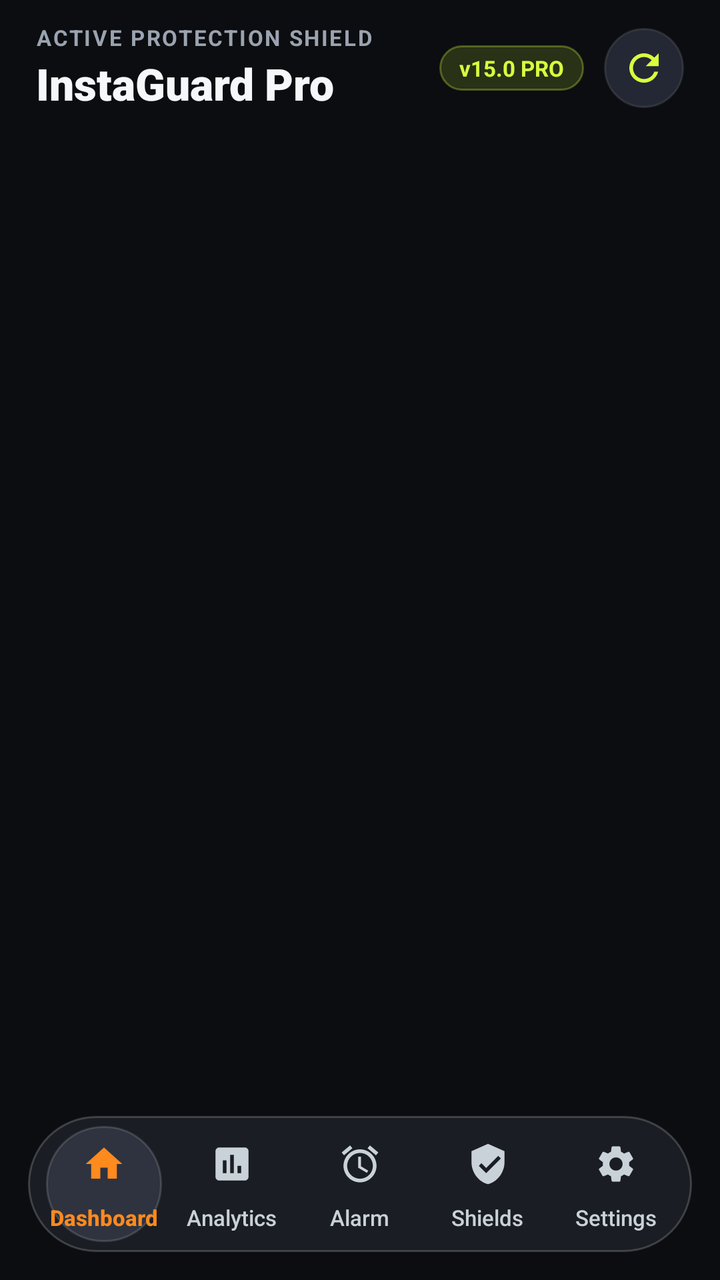
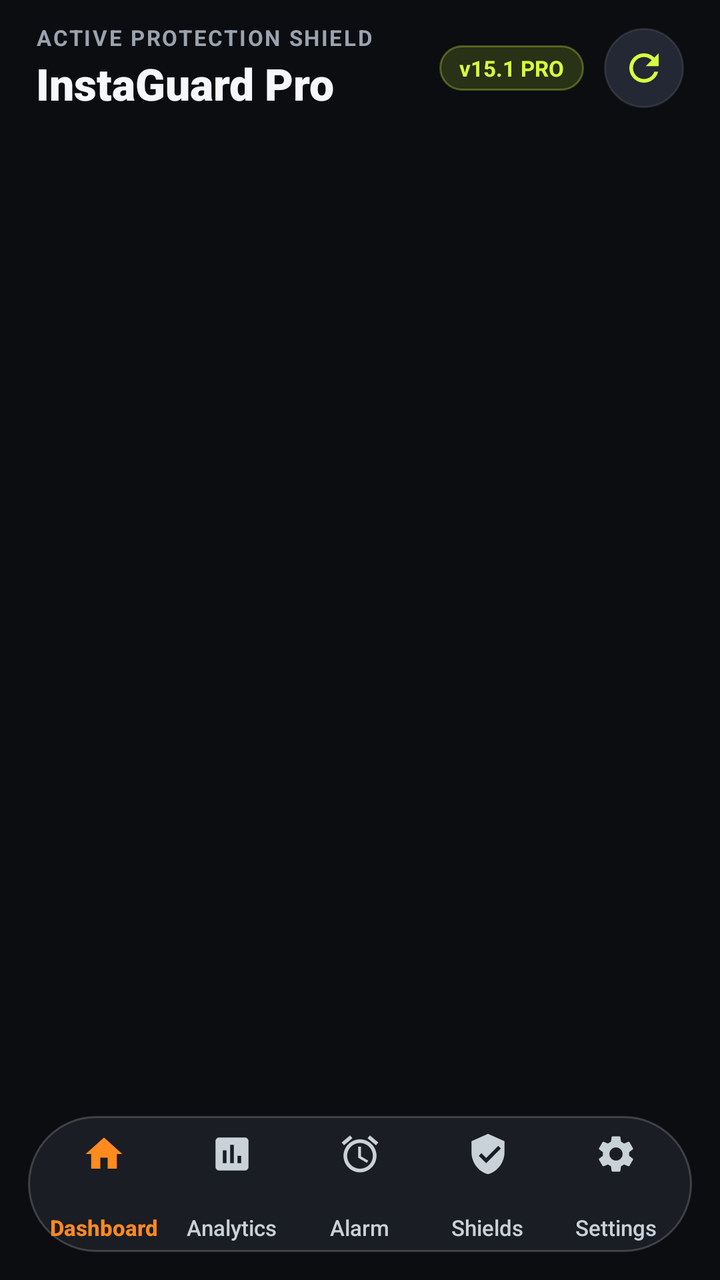

The first picture is an Android layout as it rendered before a commit; the second is the same layout after the commit. The layout source and the unified diff follow.
<!-- AndroidManifest.xml: application theme Theme.InstaGuard -->
<!-- res/layout/activity_main.xml -->
<?xml version="1.0" encoding="utf-8"?>
<androidx.coordinatorlayout.widget.CoordinatorLayout
    xmlns:android="http://schemas.android.com/apk/res/android"
    xmlns:app="http://schemas.android.com/apk/res-auto"
    android:layout_width="match_parent"
    android:layout_height="match_parent"
    android:background="@color/ig_bg_canvas">

    
    <com.google.android.material.appbar.AppBarLayout
        android:id="@+id/appBarLayout"
        android:layout_width="match_parent"
        android:layout_height="wrap_content"
        android:background="@color/ig_bg_canvas"
        app:elevation="0dp">

        <androidx.appcompat.widget.Toolbar
            android:id="@+id/toolbarMain"
            android:layout_width="match_parent"
            android:layout_height="68dp"
            app:contentInsetStart="18dp"
            app:contentInsetEnd="18dp"
            app:contentInsetStartWithNavigation="0dp"
            app:title=""
            app:titleTextColor="@color/ig_text_primary">

            
            <LinearLayout
                android:layout_width="wrap_content"
                android:layout_height="wrap_content"
                android:layout_gravity="start|center_vertical"
                android:orientation="vertical">

                <TextView
                    android:id="@+id/tvToolbarSubtitle"
                    android:layout_width="wrap_content"
                    android:layout_height="wrap_content"
                    android:text="ACTIVE PROTECTION SHIELD"
                    android:textColor="@color/ig_text_secondary"
                    android:textSize="11sp"
                    android:textStyle="bold"
                    android:letterSpacing="0.08" />

                <TextView
                    android:id="@+id/tvToolbarTitle"
                    android:layout_width="wrap_content"
                    android:layout_height="wrap_content"
                    android:layout_marginTop="1dp"
                    android:fontFamily="sans-serif-black"
                    android:text="InstaGuard Pro"
                    android:textColor="@color/ig_text_primary"
                    android:textSize="22sp"
                    android:textStyle="bold" />
            </LinearLayout>

            
            <LinearLayout
                android:layout_width="wrap_content"
                android:layout_height="wrap_content"
                android:layout_gravity="end|center_vertical"
                android:layout_marginEnd="18dp"
                android:gravity="center_vertical"
                android:orientation="horizontal">

                <TextView
                    android:id="@+id/tvToolbarBadge"
                    android:layout_width="wrap_content"
                    android:layout_height="wrap_content"
                    android:layout_marginEnd="10dp"
                    android:background="@drawable/bg_pill_version"
                    android:paddingHorizontal="10dp"
                    android:paddingVertical="4dp"
                    android:text="v15.0 PRO"
                    android:textColor="@color/ig_accent_primary"
                    android:textSize="11sp"
                    android:textStyle="bold" />

                <ImageButton
                    android:id="@+id/btnRefresh"
                    android:layout_width="40dp"
                    android:layout_height="40dp"
                    android:background="@drawable/bg_icon_circle_surface"
                    android:contentDescription="@string/btn_refresh"
                    android:padding="9dp"
                    android:scaleType="centerInside"
                    android:src="@drawable/ic_refresh"
                    app:tint="@color/ig_accent_primary" />
            </LinearLayout>

        </androidx.appcompat.widget.Toolbar>
    </com.google.android.material.appbar.AppBarLayout>

    
    <FrameLayout
        android:id="@+id/fragmentContainer"
        android:layout_width="match_parent"
        android:layout_height="match_parent"
        app:layout_behavior="@string/appbar_scrolling_view_behavior" />

    
    <FrameLayout
        android:id="@+id/floatingNavDockContainer"
        android:layout_width="match_parent"
        android:layout_height="@dimen/ig_dock_height"
        android:layout_gravity="bottom"
        android:layout_marginHorizontal="14dp"
        android:layout_marginBottom="14dp"
        android:background="@drawable/bg_floating_nav_dock"
        android:clipChildren="false"
        android:clipToPadding="false"
        android:elevation="20dp"
        android:paddingHorizontal="6dp">

        <com.google.android.material.bottomnavigation.BottomNavigationView
            android:id="@+id/bottomNavigationView"
            android:layout_width="match_parent"
            android:layout_height="match_parent"
            android:background="@android:color/transparent"
            app:elevation="0dp"
            app:itemActiveIndicatorStyle="@null"
            app:itemBackground="@drawable/nav_item_pill_selector"
            app:itemIconSize="22dp"
            app:itemIconTint="@color/bottom_nav_color_selector"
            app:itemPaddingBottom="8dp"
            app:itemPaddingTop="8dp"
            app:itemRippleColor="@android:color/transparent"
            app:itemTextAppearanceActive="@style/BottomNavLabelActive"
            app:itemTextAppearanceInactive="@style/BottomNavLabel"
            app:itemTextColor="@color/bottom_nav_color_selector"
            app:labelVisibilityMode="labeled"
            app:menu="@menu/bottom_nav_menu" />
    </FrameLayout>

</androidx.coordinatorlayout.widget.CoordinatorLayout>
<!-- resources referenced by this layout -->
<resources>
  <color name="ig_accent_primary">#D8FF3E</color>
  <color name="ig_bg_canvas">#0B0D10</color>
  <color name="ig_text_primary">#F5F7FA</color>
  <color name="ig_text_secondary">#9BA3B0</color>
  <dimen name="ig_dock_height">68dp</dimen>
  <!-- drawable bg_floating_nav_dock (drawable) -->
  <?xml version="1.0" encoding="utf-8"?>
  <shape xmlns:android="http://schemas.android.com/apk/res/android"
      android:shape="rectangle">
      <solid android:color="#E81C1F26" />
      <corners android:radius="36dp" />
      <stroke
          android:width="1dp"
          android:color="#30FFFFFF" />
  </shape>
  <!-- drawable bg_icon_circle_surface (drawable) -->
  <?xml version="1.0" encoding="utf-8"?>
  <shape xmlns:android="http://schemas.android.com/apk/res/android"
      android:shape="oval">
      <solid android:color="#232834" />
      <stroke
          android:width="1dp"
          android:color="#1AFFFFFF" />
  </shape>
  <!-- drawable bg_pill_version (drawable) -->
  <?xml version="1.0" encoding="utf-8"?>
  <shape xmlns:android="http://schemas.android.com/apk/res/android"
      android:shape="rectangle">
      <solid android:color="#26D8FF3E" />
      <corners android:radius="50dp" />
      <stroke
          android:width="1dp"
          android:color="#4DD8FF3E" />
  </shape>
  <!-- drawable ic_refresh (drawable) -->
  <vector xmlns:android="http://schemas.android.com/apk/res/android"
      android:width="24dp"
      android:height="24dp"
      android:viewportWidth="24"
      android:viewportHeight="24">
      <path
          android:fillColor="#FFFFFFFF"
          android:pathData="M17.65,6.35C16.2,4.9 14.21,4 12,4c-4.42,0 -7.99,3.58 -7.99,8s3.57,8 7.99,8c3.73,0 6.84,-2.55 7.73,-6h-2.08c-0.82,2.33 -3.04,4 -5.65,4 -3.31,0 -6,-2.69 -6,-6s2.69,-6 6,-6c1.66,0 3.14,0.69 4.22,1.78L13,11h7V4l-2.35,2.35z" />
  </vector>
  <!-- drawable nav_item_pill_selector (drawable) -->
  <?xml version="1.0" encoding="utf-8"?>
  <selector xmlns:android="http://schemas.android.com/apk/res/android">
      <item android:state_checked="true">
          <inset
              android:drawable="@drawable/bg_floating_nav_item_active"
              android:insetLeft="3dp"
              android:insetTop="5dp"
              android:insetRight="3dp"
              android:insetBottom="5dp" />
      </item>
      <item android:state_selected="true">
          <inset
              android:drawable="@drawable/bg_floating_nav_item_active"
              android:insetLeft="3dp"
              android:insetTop="5dp"
              android:insetRight="3dp"
              android:insetBottom="5dp" />
      </item>
      <item android:drawable="@android:color/transparent" />
  </selector>
  <string name="btn_refresh">Refresh Stats</string>
  <style name="BottomNavLabel" parent="@android:style/TextAppearance.Small">
          <item name="android:textSize">11sp</item>
          <item name="android:fontFamily">sans-serif-medium</item>
          <item name="android:maxLines">1</item>
      </style>
  <style name="BottomNavLabelActive" parent="@android:style/TextAppearance.Small">
          <item name="android:textSize">11sp</item>
          <item name="android:fontFamily">sans-serif-medium</item>
          <item name="android:textStyle">bold</item>
          <item name="android:maxLines">1</item>
      </style>
  <!-- drawable bg_floating_nav_item_active (drawable) -->
  <?xml version="1.0" encoding="utf-8"?>
  <shape xmlns:android="http://schemas.android.com/apk/res/android"
      android:shape="rectangle">
      <solid android:color="#2E333F" />
      <corners android:radius="28dp" />
      <stroke
          android:width="1dp"
          android:color="#24FFFFFF" />
  </shape>
  <color name="primary_dark">#B8E020</color>
  <color name="ig_text_on_accent">#0B0D10</color>
  <color name="ig_accent_amber">#FF8A1E</color>
  <!-- unchanged entries left out for length: 1 -->
</resources>

<!-- the commit's change to res/layout/activity_main.xml (unified diff, before → after) -->
@@ -70,7 +70,7 @@
                     android:background="@drawable/bg_pill_version"
                     android:paddingHorizontal="10dp"
                     android:paddingVertical="4dp"
-                    android:text="v15.0 PRO"
+                    android:text="v15.1 PRO"
                     android:textColor="@color/ig_accent_primary"
                     android:textSize="11sp"
                     android:textStyle="bold" />
@@ -95,6 +95,8 @@
         android:id="@+id/fragmentContainer"
         android:layout_width="match_parent"
         android:layout_height="match_parent"
+        android:clipChildren="true"
+        android:clipToPadding="true"
         app:layout_behavior="@string/appbar_scrolling_view_behavior" />
 
     
@@ -111,6 +113,15 @@
         android:elevation="20dp"
         android:paddingHorizontal="6dp">
 
+        
+        <View
+            android:id="@+id/navSlidingPillIndicator"
+            android:layout_width="0dp"
+            android:layout_height="match_parent"
+            android:layout_gravity="start|center_vertical"
+            android:layout_marginVertical="6dp"
+            android:background="@drawable/bg_floating_nav_item_active" />
+
         <com.google.android.material.bottomnavigation.BottomNavigationView
             android:id="@+id/bottomNavigationView"
             android:layout_width="match_parent"
@@ -118,7 +129,7 @@
             android:background="@android:color/transparent"
             app:elevation="0dp"
             app:itemActiveIndicatorStyle="@null"
-            app:itemBackground="@drawable/nav_item_pill_selector"
+            app:itemBackground="@null"
             app:itemIconSize="22dp"
             app:itemIconTint="@color/bottom_nav_color_selector"
             app:itemPaddingBottom="8dp"
<!-- resource entries referenced after the edit -->
@@ -44,27 +44,6 @@
           android:fillColor="#FFFFFFFF"
           android:pathData="M17.65,6.35C16.2,4.9 14.21,4 12,4c-4.42,0 -7.99,3.58 -7.99,8s3.57,8 7.99,8c3.73,0 6.84,-2.55 7.73,-6h-2.08c-0.82,2.33 -3.04,4 -5.65,4 -3.31,0 -6,-2.69 -6,-6s2.69,-6 6,-6c1.66,0 3.14,0.69 4.22,1.78L13,11h7V4l-2.35,2.35z" />
   </vector>
-  <!-- drawable nav_item_pill_selector (drawable) -->
-  <?xml version="1.0" encoding="utf-8"?>
-  <selector xmlns:android="http://schemas.android.com/apk/res/android">
-      <item android:state_checked="true">
-          <inset
-              android:drawable="@drawable/bg_floating_nav_item_active"
-              android:insetLeft="3dp"
-              android:insetTop="5dp"
-              android:insetRight="3dp"
-              android:insetBottom="5dp" />
-      </item>
-      <item android:state_selected="true">
-          <inset
-              android:drawable="@drawable/bg_floating_nav_item_active"
-              android:insetLeft="3dp"
-              android:insetTop="5dp"
-              android:insetRight="3dp"
-              android:insetBottom="5dp" />
-      </item>
-      <item android:drawable="@android:color/transparent" />
-  </selector>
   <string name="btn_refresh">Refresh Stats</string>
   <style name="BottomNavLabel" parent="@android:style/TextAppearance.Small">
           <item name="android:textSize">11sp</item>
